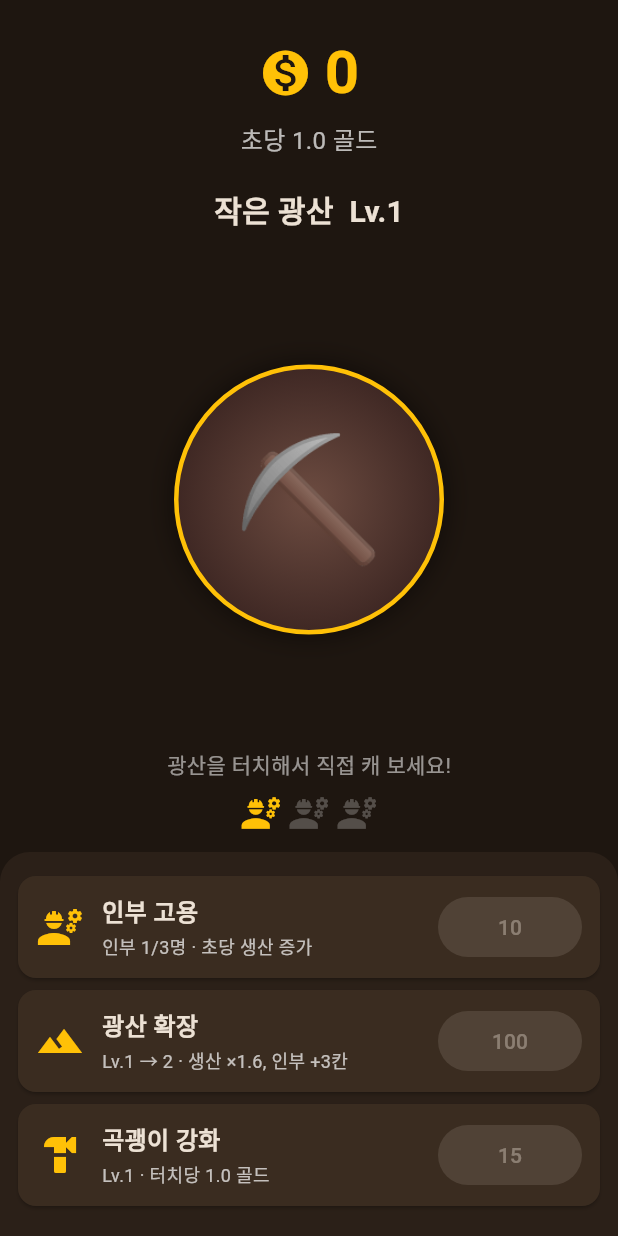
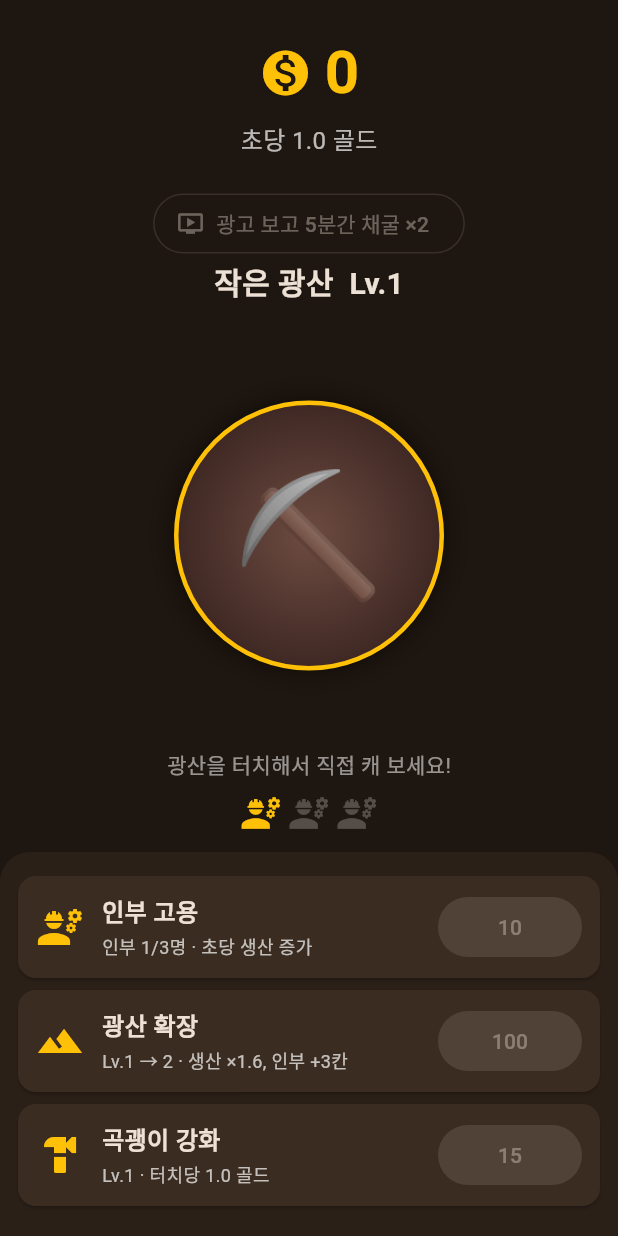
Before and after one commit to okidokidave/game, a Flutter app: the screen it shows after launch, on a phone screen of 412 x 824 dp. Run offline on Flutter 3.47's test engine with Material 3 defaults, Android fonts, the phone set to English and light mode, and no system bars; our stand-ins replace google_mobile_ads, shared_preferences; statements that could not run were skipped.

Commit message:
Add AdMob ads to Gold Mine: rewarded boost, offline bonus, banner
- Rewarded ad grants a 5-minute 2x mining boost (stacks up to 30 min)
- Offline-earnings dialog offers a rewarded ad to double the reward
- Bottom banner ad, kept outside the 100ms game rebuild
- AdService interface with AdMob implementation and UMP consent flow;
  Google test ad IDs until real IDs are filled in (release builds only)
- Offline earnings use base rate (no boost); welcome dialog only after
  1+ minute away so returning from an ad does not trigger it
- Mine artwork scales down on small screens
- README: AdMob setup, app-ads.txt, store-stage ad status, Play checklist

Co-Authored-By: Claude Opus 5.5 <noreply@anthropic.com>
Claude-Session: https://claude.ai/code/session_01XTEUGEx249kfyoZWZtTPzu

```diff
--- a/gold_mine/lib/game/game_config.dart
+++ b/gold_mine/lib/game/game_config.dart
@@ -32,6 +32,16 @@ class GameConfig {
 
   /// 오프라인 동안은 실제 생산량의 몇 %를 주는지.
   static const double offlineEfficiency = 0.5;
+
+  // ── 광고 보상 ───────────────────────────────────────
+  /// 광고를 보면 채굴 속도가 몇 배가 되는지.
+  static const double boostMultiplier = 2;
+
+  /// 광고 한 번에 늘어나는 부스트 시간.
+  static const Duration boostDuration = Duration(minutes: 5);
+
+  /// 부스트를 최대 몇 분까지 쌓아 둘 수 있는지.
+  static const Duration maxBoostTime = Duration(minutes: 30);
 
   /// 자동 저장 주기.
   static const Duration autoSaveInterval = Duration(seconds: 10);
--- a/gold_mine/lib/game/game_controller.dart
+++ b/gold_mine/lib/game/game_controller.dart
@@ -8,11 +8,15 @@ import 'save_repository.dart';
 
 /// 게임 규칙을 실행하고, 값이 바뀌면 화면에 알린다.
 class GameController extends ChangeNotifier {
-  GameController(this._repository) : _state = _repository.load() ?? GameState();
+  /// [clock]은 테스트에서 시간을 바꿔 가며 확인할 때만 넘긴다.
+  GameController(this._repository, {DateTime Function()? clock})
+    : _clock = clock ?? DateTime.now,
+      _state = _repository.load() ?? GameState();
 
   static const _tickInterval = Duration(milliseconds: 100);
 
   final SaveRepository _repository;
+  final DateTime Function() _clock;
   GameState _state;
   Timer? _ticker;
 
@@ -25,8 +29,11 @@ class GameController extends ChangeNotifier {
   int get maxWorkers => GameConfig.maxWorkers(_state.mineLevel);
   String get mineName => GameConfig.mineName(_state.mineLevel);
 
+  /// 부스트를 뺀 기본 초당 생산량. 오프라인 보상은 이 값으로 계산한다.
+  double get baseGoldPerSecond =>
+      GameConfig.goldPerSecond(_state.workers, _state.mineLevel);
   double get goldPerSecond =>
-      GameConfig.goldPerSecond(_state.workers, _state.mineLevel);
+      baseGoldPerSecond * (isBoostActive ? GameConfig.boostMultiplier : 1);
   double get goldPerTap =>
       GameConfig.goldPerTap(_state.pickaxeLevel, _state.mineLevel);
 
@@ -39,6 +46,19 @@ class GameController extends ChangeNotifier {
   bool get canHireWorker => !isWorkerFull && gold >= workerCost;
   bool get canUpgradeMine => gold >= mineUpgradeCost;
   bool get canUpgradePickaxe => gold >= pickaxeUpgradeCost;
+
+  Duration get boostRemaining {
+    final endsAt = _state.boostEndsAt;
+    if (endsAt == null) return Duration.zero;
+    final remaining = endsAt.difference(_clock());
+    return remaining.isNegative ? Duration.zero : remaining;
+  }
+
+  bool get isBoostActive => boostRemaining > Duration.zero;
+
+  /// 부스트를 한 번 더 쌓아도 최대 시간을 넘지 않을 때만 true.
+  bool get canActivateBoost =>
+      boostRemaining + GameConfig.boostDuration <= GameConfig.maxBoostTime;
 
   // ── 게임 동작 ───────────────────────────────────────
   /// 인부들이 [seconds]초 동안 채굴한다.
@@ -80,6 +100,23 @@ class GameController extends ChangeNotifier {
     return true;
   }
 
+  /// 광고 시청 보상: 채굴 속도 부스트 시간을 늘린다.
+  bool activateBoost() {
+    if (!canActivateBoost) return false;
+    _state.boostEndsAt = _clock().add(
+      boostRemaining + GameConfig.boostDuration,
+    );
+    notifyListeners();
+    return true;
+  }
+
+  /// 광고 시청 보상: 골드를 바로 지급한다 (오프라인 보상 2배 등).
+  void grantBonusGold(double amount) {
+    if (amount <= 0) return;
+    _earn(amount);
+    notifyListeners();
+  }
+
   /// 마지막 저장 이후 [now]까지 앱이 꺼져 있던 동안의 보상을 지급한다.
   /// 지급한 골드를 돌려준다.
   double collectOfflineEarnings(DateTime now) {
@@ -90,7 +127,7 @@ class GameController extends ChangeNotifier {
       elapsed = GameConfig.maxOfflineTime;
     }
     final earned =
-        goldPerSecond *
+        baseGoldPerSecond *
         (elapsed.inMilliseconds / 1000) *
         GameConfig.offlineEfficiency;
     _state.lastSavedAt = now;
@@ -132,7 +169,7 @@ class GameController extends ChangeNotifier {
   }
 
   Future<void> save([DateTime? now]) {
-    _state.lastSavedAt = now ?? DateTime.now();
+    _state.lastSavedAt = now ?? _clock();
     return _repository.save(_state);
   }
 
--- a/gold_mine/lib/game/game_state.dart
+++ b/gold_mine/lib/game/game_state.dart
@@ -7,6 +7,7 @@ class GameState {
     this.workers = 1,
     this.pickaxeLevel = 1,
     DateTime? lastSavedAt,
+    this.boostEndsAt,
   }) : lastSavedAt = lastSavedAt ?? DateTime.now();
 
   double gold;
@@ -21,6 +22,9 @@ class GameState {
   /// 마지막으로 저장한 시각. 오프라인 보상 계산의 기준이 된다.
   DateTime lastSavedAt;
 
+  /// 광고 부스트가 끝나는 시각. 부스트가 없으면 null.
+  DateTime? boostEndsAt;
+
   Map<String, dynamic> toJson() => {
     'gold': gold,
     'totalEarned': totalEarned,
@@ -28,10 +32,12 @@ class GameState {
     'workers': workers,
     'pickaxeLevel': pickaxeLevel,
     'lastSavedAt': lastSavedAt.millisecondsSinceEpoch,
+    'boostEndsAt': boostEndsAt?.millisecondsSinceEpoch,
   };
 
   factory GameState.fromJson(Map<String, dynamic> json) {
     final savedAt = json['lastSavedAt'] as int?;
+    final boostEndsAt = json['boostEndsAt'] as int?;
     return GameState(
       gold: (json['gold'] as num?)?.toDouble() ?? 0,
       totalEarned: (json['totalEarned'] as num?)?.toDouble() ?? 0,
@@ -41,6 +47,9 @@ class GameState {
       lastSavedAt: savedAt == null
           ? null
           : DateTime.fromMillisecondsSinceEpoch(savedAt),
+      boostEndsAt: boostEndsAt == null
+          ? null
+          : DateTime.fromMillisecondsSinceEpoch(boostEndsAt),
     );
   }
 }
--- a/gold_mine/lib/main.dart
+++ b/gold_mine/lib/main.dart
@@ -2,6 +2,7 @@ import 'package:flutter/material.dart';
 import 'package:flutter/services.dart';
 import 'package:shared_preferences/shared_preferences.dart';
 
+import 'ads/ad_service.dart';
 import 'game/game_controller.dart';
 import 'game/save_repository.dart';
 import 'ui/home_screen.dart';
@@ -13,13 +14,18 @@ Future<void> main() async {
   final prefs = await SharedPreferences.getInstance();
   final controller = GameController(SaveRepository(prefs));
 
-  runApp(GoldMineApp(controller: controller));
+  final ads = AdMobService();
+
+  runApp(GoldMineApp(controller: controller, ads: ads));
+  // 동의 창은 화면이 뜬 뒤에 띄워야 하므로 runApp 다음에 시작한다.
+  ads.initialize();
 }
 
 class GoldMineApp extends StatelessWidget {
-  const GoldMineApp({super.key, required this.controller});
+  const GoldMineApp({super.key, required this.controller, required this.ads});
 
   final GameController controller;
+  final AdService ads;
 
   @override
   Widget build(BuildContext context) {
@@ -33,7 +39,7 @@ class GoldMineApp extends StatelessWidget {
         ),
         scaffoldBackgroundColor: const Color(0xFF1E1610),
       ),
-      home: HomeScreen(controller: controller),
+      home: HomeScreen(controller: controller, ads: ads),
     );
   }
 }
--- a/gold_mine/lib/ui/home_screen.dart
+++ b/gold_mine/lib/ui/home_screen.dart
@@ -1,23 +1,30 @@
 import 'package:flutter/material.dart';
 
+import '../ads/ad_service.dart';
 import '../game/game_config.dart';
 import '../game/game_controller.dart';
 import 'number_format.dart';
+import 'widgets/boost_bar.dart';
 import 'widgets/gold_header.dart';
 import 'widgets/mine_view.dart';
 import 'widgets/upgrade_tile.dart';
 
 class HomeScreen extends StatefulWidget {
-  const HomeScreen({super.key, required this.controller});
+  const HomeScreen({super.key, required this.controller, required this.ads});
 
   final GameController controller;
+  final AdService ads;
 
   @override
   State<HomeScreen> createState() => _HomeScreenState();
 }
 
 class _HomeScreenState extends State<HomeScreen> with WidgetsBindingObserver {
+  /// 이보다 짧게 자리를 비웠으면 (광고 시청 등) 환영 팝업을 띄우지 않는다.
+  static const _minAwayForDialog = Duration(minutes: 1);
+
   GameController get _game => widget.controller;
+  AdService get _ads => widget.ads;
 
   @override
   void initState() {
@@ -54,8 +61,11 @@ class _HomeScreenState extends State<HomeScreen> with WidgetsBindingObserver {
     if (_game.isRunning) return;
     final earned = _game.collectOfflineEarnings(DateTime.now());
     _game.start();
-    // 1초 미만의 짧은 전환에는 팝업을 띄우지 않는다.
-    if (earned >= _game.goldPerSecond * GameConfig.offlineEfficiency) {
+    final minEarned =
+        _game.baseGoldPerSecond *
+        _minAwayForDialog.inSeconds *
+        GameConfig.offlineEfficiency;
+    if (earned > 0 && earned >= minEarned) {
       WidgetsBinding.instance.addPostFrameCallback((_) {
         if (mounted) _showOfflineDialog(earned);
       });
@@ -72,6 +82,19 @@ class _HomeScreenState extends State<HomeScreen> with WidgetsBindingObserver {
           textAlign: TextAlign.center,
         ),
         actions: [
+          ValueListenableBuilder<bool>(
+            valueListenable: _ads.rewardedReady,
+            builder: (context, ready, _) => TextButton.icon(
+              onPressed: ready
+                  ? () {
+                      Navigator.of(context).pop();
+                      _watchAdForBonus(earned);
+                    }
+                  : null,
+              icon: const Icon(Icons.ondemand_video),
+              label: const Text('광고 보고 2배'),
+            ),
+          ),
           FilledButton(
             onPressed: () => Navigator.of(context).pop(),
             child: const Text('받기'),
@@ -81,15 +104,61 @@ class _HomeScreenState extends State<HomeScreen> with WidgetsBindingObserver {
     );
   }
 
+  /// 오프라인 보상은 이미 받은 상태이므로 같은 양을 한 번 더 준다.
+  Future<void> _watchAdForBonus(double earned) async {
+    if (!await _ads.showRewarded()) return;
+    _game.grantBonusGold(earned);
+    _showMessage('보너스 ${formatGold(earned)} 골드를 받았어요!');
+  }
+
+  Future<void> _watchAdForBoost() async {
+    if (!await _ads.showRewarded()) return;
+    if (_game.activateBoost()) {
+      _showMessage(
+        '${GameConfig.boostDuration.inMinutes}분간 채굴 속도가 '
+        '${GameConfig.boostMultiplier.toStringAsFixed(0)}배가 됩니다!',
+      );
+    }
+  }
+
+  void _showMessage(String text) {
+    if (!mounted) return;
+    ScaffoldMessenger.of(context).showSnackBar(SnackBar(content: Text(text)));
+  }
+
   @override
   Widget build(BuildContext context) {
     return Scaffold(
       body: SafeArea(
+        child: Column(
+          children: [
+            Expanded(
               child: ListenableBuilder(
                 listenable: _game,
-          builder: (context, _) => Column(
+                builder: (context, _) => _buildGame(),
+              ),
+            ),
+            // 배너는 0.1초마다 다시 그릴 필요가 없어서 밖에 둔다.
+            _ads.buildBanner(),
+          ],
+        ),
+      ),
+    );
+  }
+
+  Widget _buildGame() {
+    return Column(
       children: [
         GoldHeader(gold: _game.gold, goldPerSecond: _game.goldPerSecond),
+        ValueListenableBuilder<bool>(
+          valueListenable: _ads.rewardedReady,
+          builder: (context, ready, _) => BoostBar(
+            remaining: _game.boostRemaining,
+            canActivate: _game.canActivateBoost,
+            adReady: ready,
+            onPressed: _watchAdForBoost,
+          ),
+        ),
         Expanded(
           child: MineView(
             mineName: _game.mineName,
@@ -101,9 +170,6 @@ class _HomeScreenState extends State<HomeScreen> with WidgetsBindingObserver {
         ),
         _buildUpgrades(),
       ],
-          ),
-        ),
-      ),
     );
   }
 
--- /dev/null
+++ b/gold_mine/lib/ui/widgets/boost_bar.dart
@@ -0,0 +1,63 @@
+import 'package:flutter/material.dart';
+
+import '../../game/game_config.dart';
+
+/// 광고를 보고 채굴 속도를 올리는 버튼과 남은 부스트 시간.
+class BoostBar extends StatelessWidget {
+  const BoostBar({
+    super.key,
+    required this.remaining,
+    required this.canActivate,
+    required this.adReady,
+    required this.onPressed,
+  });
+
+  final Duration remaining;
+  final bool canActivate;
+  final bool adReady;
+  final VoidCallback onPressed;
+
+  @override
+  Widget build(BuildContext context) {
+    final active = remaining > Duration.zero;
+    final multiplier = GameConfig.boostMultiplier.toStringAsFixed(0);
+    final minutes = GameConfig.boostDuration.inMinutes;
+
+    return Padding(
+      padding: const EdgeInsets.symmetric(horizontal: 16),
+      child: Row(
+        mainAxisAlignment: MainAxisAlignment.center,
+        children: [
+          if (active) ...[
+            const Icon(Icons.bolt, color: Colors.orangeAccent),
+            Text(
+              '채굴 ×$multiplier  ${_format(remaining)}',
+              style: const TextStyle(
+                color: Colors.orangeAccent,
+                fontWeight: FontWeight.bold,
+              ),
+            ),
+            const SizedBox(width: 12),
+          ],
+          OutlinedButton.icon(
+            onPressed: canActivate && adReady ? onPressed : null,
+            icon: const Icon(Icons.ondemand_video, size: 18),
+            label: Text(
+              !canActivate
+                  ? '부스트 가득 참'
+                  : active
+                  ? '+$minutes분 연장'
+                  : '광고 보고 $minutes분간 채굴 ×$multiplier',
+            ),
+          ),
+        ],
+      ),
+    );
+  }
+
+  static String _format(Duration d) {
+    final m = d.inMinutes;
+    final s = (d.inSeconds % 60).toString().padLeft(2, '0');
+    return '$m:$s';
+  }
+}
--- a/gold_mine/lib/ui/widgets/mine_view.dart
+++ b/gold_mine/lib/ui/widgets/mine_view.dart
@@ -58,6 +58,9 @@ class _MineViewState extends State<MineView> {
             child: Stack(
               children: [
                 Center(
+                  // 작은 화면에서는 광산 그림을 줄여서 넘치지 않게 한다.
+                  child: FittedBox(
+                    fit: BoxFit.scaleDown,
                     child: AnimatedScale(
                       scale: _pressed ? 0.92 : 1.0,
                       duration: const Duration(milliseconds: 80),
@@ -76,6 +79,7 @@ class _MineViewState extends State<MineView> {
                         ),
                         alignment: Alignment.center,
                         child: const Text('⛏️', style: TextStyle(fontSize: 80)),
+                      ),
                     ),
                   ),
                 ),
--- a/gold_mine/pubspec.yaml
+++ b/gold_mine/pubspec.yaml
@@ -35,6 +35,7 @@ dependencies:
   # Use with the CupertinoIcons class for iOS style icons.
   cupertino_icons: ^1.0.8
   shared_preferences: ^2.5.6
+  google_mobile_ads: ^9.1.0
 
 dev_dependencies:
   flutter_test:
```
Also changed, not shown: gold_mine/lib/ads/ad_ids.dart (added, +29 -0 lines), gold_mine/lib/ads/ad_service.dart (added, +172 -0 lines), gold_mine/pubspec.lock, 4 other files. Lines whose indentation alone changed are shown as unchanged.
